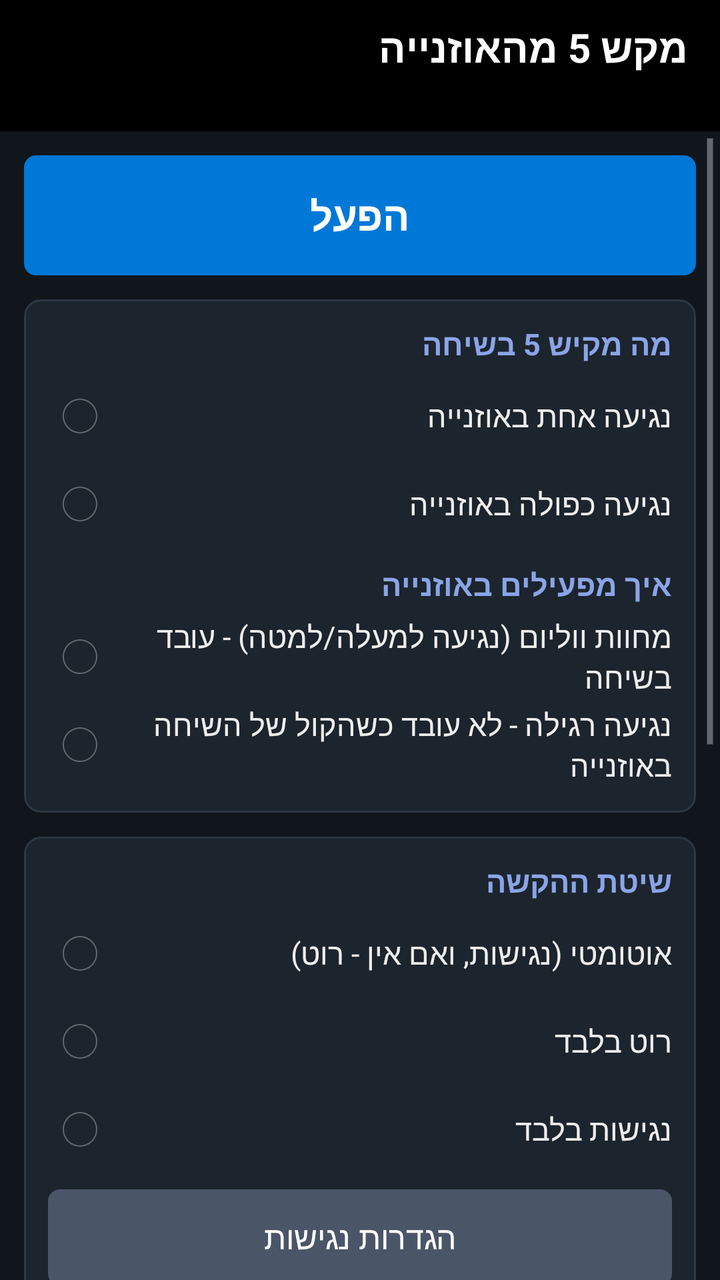
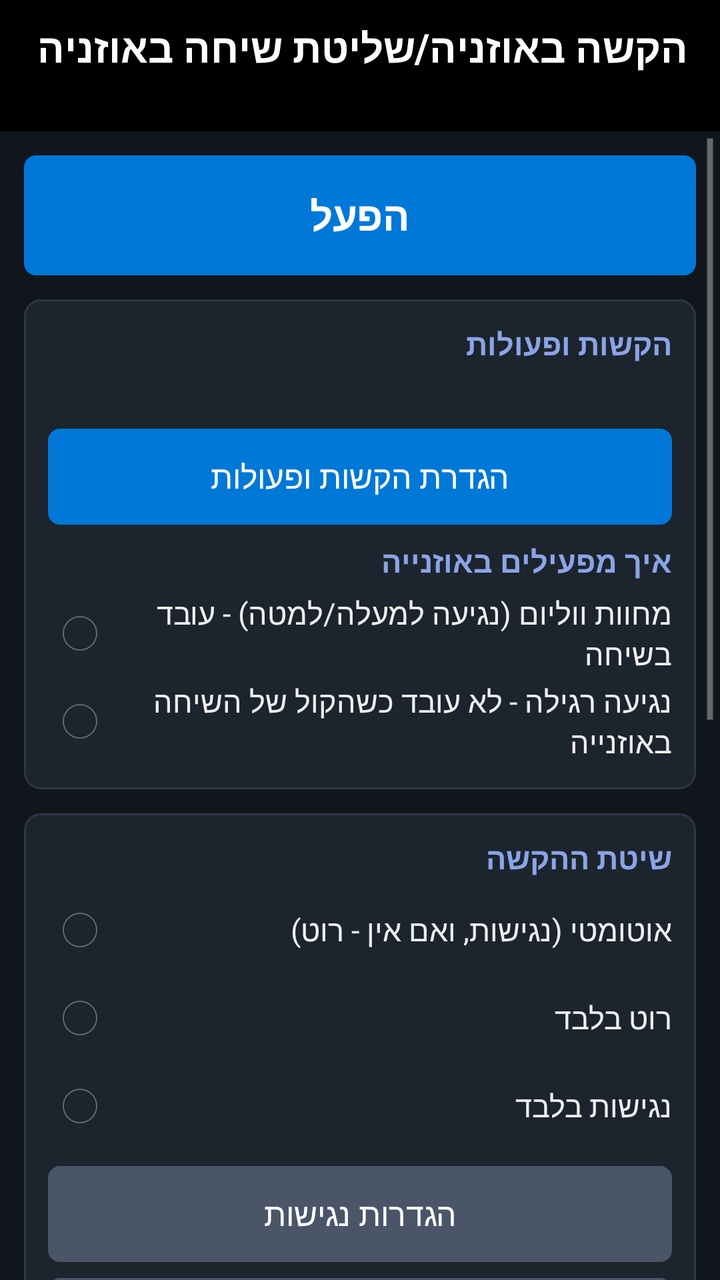

Two renders of the same Android screen: before a commit and after it. Below are the layout's source before the change and the commit's diff.
<!-- AndroidManifest.xml: application theme AppTheme -->
<!-- res/layout/activity_main.xml -->
<?xml version="1.0" encoding="utf-8"?>
<LinearLayout xmlns:android="http://schemas.android.com/apk/res/android"
    android:layout_width="match_parent"
    android:layout_height="match_parent"
    android:background="?attr/p5Bg"
    android:orientation="vertical">

    
    <LinearLayout
        android:layout_width="match_parent"
        android:layout_height="wrap_content"
        android:background="?attr/p5Header"
        android:orientation="vertical"
        android:paddingBottom="10dp"
        android:paddingLeft="16dp"
        android:paddingRight="16dp"
        android:paddingTop="10dp">

        <TextView
            android:layout_width="match_parent"
            android:layout_height="wrap_content"
            android:text="@string/app_name"
            android:textColor="@color/header_text"
            android:textSize="20sp"
            android:textStyle="bold" />

        <TextView
            android:id="@+id/tvStatus"
            android:layout_width="match_parent"
            android:layout_height="wrap_content"
            android:layout_marginTop="2dp"
            android:textColor="#CCFFFFFF"
            android:textSize="12sp" />
    </LinearLayout>

    <ScrollView
        android:layout_width="match_parent"
        android:layout_height="0dp"
        android:layout_weight="1"
        android:fillViewport="true">

        <LinearLayout
            android:layout_width="match_parent"
            android:layout_height="wrap_content"
            android:orientation="vertical"
            android:padding="12dp">

            
            <Button
                android:id="@+id/btnToggle"
                style="@style/ActionButton"
                android:layout_height="60dp"
                android:layout_marginTop="0dp"
                android:text="@string/btn_start"
                android:textSize="20sp"
                android:textStyle="bold">
                <requestFocus />
            </Button>

            
            <LinearLayout
                android:layout_width="match_parent"
                android:layout_height="wrap_content"
                android:layout_marginTop="12dp"
                android:background="?attr/p5Card"
                android:orientation="vertical"
                android:padding="12dp">

                <TextView
                    style="@style/SectionTitle"
                    android:text="@string/taps_title" />

                <RadioGroup
                    android:id="@+id/rgTaps"
                    android:layout_width="match_parent"
                    android:layout_height="wrap_content">

                    <RadioButton
                        android:id="@+id/rbTapsOne"
                        style="@style/OptionRow"
                        android:text="@string/taps_one" />

                    <RadioButton
                        android:id="@+id/rbTapsTwo"
                        style="@style/OptionRow"
                        android:text="@string/taps_two" />
                </RadioGroup>

                <TextView
                    style="@style/SectionTitle"
                    android:layout_marginTop="8dp"
                    android:text="@string/trigger_title" />

                <RadioGroup
                    android:id="@+id/rgTrigger"
                    android:layout_width="match_parent"
                    android:layout_height="wrap_content">

                    <RadioButton
                        android:id="@+id/rbTrigVolume"
                        style="@style/OptionRow"
                        android:text="@string/trigger_volume" />

                    <RadioButton
                        android:id="@+id/rbTrigTap"
                        style="@style/OptionRow"
                        android:text="@string/trigger_tap" />
                </RadioGroup>
            </LinearLayout>

            
            <LinearLayout
                android:layout_width="match_parent"
                android:layout_height="wrap_content"
                android:layout_marginTop="12dp"
                android:background="?attr/p5Card"
                android:orientation="vertical"
                android:padding="12dp">

                <TextView
                    style="@style/SectionTitle"
                    android:text="@string/method_title" />

                <RadioGroup
                    android:id="@+id/rgMethod"
                    android:layout_width="match_parent"
                    android:layout_height="wrap_content">

                    <RadioButton
                        android:id="@+id/rbAuto"
                        style="@style/OptionRow"
                        android:text="@string/method_auto" />

                    <RadioButton
                        android:id="@+id/rbRoot"
                        style="@style/OptionRow"
                        android:text="@string/method_root" />

                    <RadioButton
                        android:id="@+id/rbAccessibility"
                        style="@style/OptionRow"
                        android:text="@string/method_accessibility" />
                </RadioGroup>

                <Button
                    android:id="@+id/btnAccessibility"
                    style="@style/SecondaryButton"
                    android:text="@string/btn_accessibility" />

                <Button
                    android:id="@+id/btnRequestRoot"
                    style="@style/SecondaryButton"
                    android:text="@string/btn_request_root" />
            </LinearLayout>

            
            <LinearLayout
                android:layout_width="match_parent"
                android:layout_height="wrap_content"
                android:layout_marginTop="12dp"
                android:background="?attr/p5Card"
                android:orientation="vertical"
                android:padding="12dp">

                <TextView
                    style="@style/SectionTitle"
                    android:text="@string/options_title" />

                <CheckBox
                    android:id="@+id/cbHideNotif"
                    style="@style/OptionRow"
                    android:text="@string/hide_notification" />

            </LinearLayout>

            
            <LinearLayout
                android:layout_width="match_parent"
                android:layout_height="wrap_content"
                android:layout_marginTop="12dp"
                android:background="?attr/p5Card"
                android:orientation="vertical"
                android:padding="12dp">

                <TextView
                    style="@style/SectionTitle"
                    android:text="@string/log_title" />

                <Button
                    android:id="@+id/btnTestSend"
                    style="@style/SecondaryButton"
                    android:layout_marginTop="0dp"
                    android:text="@string/btn_test_send" />

                <Button
                    android:id="@+id/btnDiagHeadset"
                    style="@style/SecondaryButton"
                    android:text="@string/btn_diag_headset" />

                <LinearLayout
                    android:layout_width="match_parent"
                    android:layout_height="wrap_content"
                    android:orientation="horizontal">

                    <Button
                        android:id="@+id/btnRefreshLog"
                        style="@style/ActionButton"
                        android:layout_width="0dp"
                        android:layout_marginRight="4dp"
                        android:layout_weight="1"
                        android:text="@string/btn_refresh_log" />

                    <Button
                        android:id="@+id/btnClearLog"
                        style="@style/SecondaryButton"
                        android:layout_width="0dp"
                        android:layout_marginLeft="4dp"
                        android:layout_weight="1"
                        android:text="@string/btn_clear_log" />
                </LinearLayout>

                <TextView
                    android:id="@+id/tvLog"
                    android:layout_width="match_parent"
                    android:layout_height="wrap_content"
                    android:layout_marginTop="8dp"
                    android:textColor="?attr/p5TextSecondary"
                    android:textSize="12sp" />
            </LinearLayout>
        </LinearLayout>
    </ScrollView>
</LinearLayout>
<!-- resources referenced by this layout -->
<resources>
  <color name="header_text">#FFFFFFFF</color>
  <string name="app_name">מקש 5 מהאוזנייה</string>
  <string name="btn_accessibility">הגדרות נגישות</string>
  <string name="btn_clear_log">נקה יומן</string>
  <string name="btn_diag_headset">אבחון אוזנייה: האזנה 30 שניות (גם בלי שיחה)</string>
  <string name="btn_refresh_log">רענן יומן</string>
  <string name="btn_request_root">בקש/בדוק הרשאת root (אשר "לצמיתות" בחלון)</string>
  <string name="btn_start">הפעל</string>
  <string name="btn_test_send">בדיקה: הקש 5 בעוד 5 שניות (עבור למסך השיחה)</string>
  <string name="hide_notification">הסתר את ההתראה מסרגל המצב (ככל שהמערכת מאפשרת)</string>
  <string name="log_title">יומן אבחון</string>
  <string name="method_accessibility">נגישות בלבד</string>
  <string name="method_auto">אוטומטי (נגישות, ואם אין - רוט)</string>
  <string name="method_root">רוט בלבד</string>
  <string name="method_title">שיטת ההקשה</string>
  <string name="options_title">אפשרויות</string>
  <string name="taps_one">נגיעה אחת באוזנייה</string>
  <string name="taps_title">מה מקיש 5 בשיחה</string>
  <string name="taps_two">נגיעה כפולה באוזנייה</string>
  <string name="trigger_tap">נגיעה רגילה - לא עובד כשהקול של השיחה באוזנייה</string>
  <string name="trigger_title">איך מפעילים באוזנייה</string>
  <string name="trigger_volume">מחוות ווליום (נגיעה למעלה/למטה) - עובד בשיחה</string>
  <style name="SecondaryButton" parent="ActionButton">
          <item name="android:background">@drawable/btn_secondary</item>
      </style>
  <style name="SectionTitle">
          <item name="android:layout_width">match_parent</item>
          <item name="android:layout_height">wrap_content</item>
          <item name="android:textColor">?attr/p5Accent</item>
          <item name="android:textSize">15sp</item>
          <item name="android:textStyle">bold</item>
          <item name="android:paddingBottom">4dp</item>
      </style>
  <color name="bg_night">#FF11161C</color>
  <color name="header_night">#FF000000</color>
  <color name="accent_blue_light">#FF8AA4E6</color>
  <color name="text_night">#FFEEEEEE</color>
  <color name="text_night_secondary">#FFBDBDBD</color>
  <!-- drawable card_night (drawable) -->
  <?xml version="1.0" encoding="utf-8"?>
  <shape xmlns:android="http://schemas.android.com/apk/res/android">
      <solid android:color="#FF1C242D" />
      <stroke android:width="1dp" android:color="#FF2C3744" />
      <corners android:radius="8dp" />
  </shape>
  <!-- drawable btn_primary_focus (drawable) -->
  <?xml version="1.0" encoding="utf-8"?>
  <shape xmlns:android="http://schemas.android.com/apk/res/android">
      <solid android:color="#FF005A9E" />
      <stroke android:width="3dp" android:color="#FF2E9E5B" />
      <corners android:radius="6dp" />
  </shape>
  <!-- drawable btn_primary_normal (drawable) -->
  <?xml version="1.0" encoding="utf-8"?>
  <shape xmlns:android="http://schemas.android.com/apk/res/android">
      <solid android:color="#FF0078D7" />
      <corners android:radius="6dp" />
  </shape>
  <!-- drawable option_focus (drawable) -->
  <?xml version="1.0" encoding="utf-8"?>
  <shape xmlns:android="http://schemas.android.com/apk/res/android">
      <solid android:color="#33304E9A" />
      <stroke android:width="2dp" android:color="#FF8AA4E6" />
      <corners android:radius="4dp" />
  </shape>
  <!-- drawable btn_secondary_focus (drawable) -->
  <?xml version="1.0" encoding="utf-8"?>
  <shape xmlns:android="http://schemas.android.com/apk/res/android">
      <solid android:color="#FF334155" />
      <stroke android:width="3dp" android:color="#FF8AA4E6" />
      <corners android:radius="6dp" />
  </shape>
  <!-- drawable btn_secondary_normal (drawable) -->
  <?xml version="1.0" encoding="utf-8"?>
  <shape xmlns:android="http://schemas.android.com/apk/res/android">
      <solid android:color="#FF4A5568" />
      <corners android:radius="6dp" />
  </shape>
  <!-- unchanged entries left out for length: 6 -->
</resources>

<!-- the commit's change to res/layout/activity_main.xml (unified diff, before → after) -->
@@ -70,21 +70,17 @@
                     style="@style/SectionTitle"
                     android:text="@string/taps_title" />
 
-                <RadioGroup
-                    android:id="@+id/rgTaps"
-                    android:layout_width="match_parent"
-                    android:layout_height="wrap_content">
-
-                    <RadioButton
-                        android:id="@+id/rbTapsOne"
-                        style="@style/OptionRow"
-                        android:text="@string/taps_one" />
-
-                    <RadioButton
-                        android:id="@+id/rbTapsTwo"
-                        style="@style/OptionRow"
-                        android:text="@string/taps_two" />
-                </RadioGroup>
+                <TextView
+                    android:id="@+id/tvRulesSummary"
+                    android:layout_width="match_parent"
+                    android:layout_height="wrap_content"
+                    android:textColor="?attr/p5Text"
+                    android:textSize="15sp" />
+
+                <Button
+                    android:id="@+id/btnSettings"
+                    style="@style/ActionButton"
+                    android:text="@string/btn_settings" />
 
                 <TextView
                     style="@style/SectionTitle"
@@ -196,6 +192,11 @@
                     android:id="@+id/btnDiagHeadset"
                     style="@style/SecondaryButton"
                     android:text="@string/btn_diag_headset" />
+
+                <Button
+                    android:id="@+id/btnExportLog"
+                    style="@style/SecondaryButton"
+                    android:text="@string/btn_export_log" />
 
                 <LinearLayout
                     android:layout_width="match_parent"
<!-- resource entries referenced after the edit -->
@@ -1,12 +1,14 @@
 <!-- resources referenced by this layout -->
 <resources>
   <color name="header_text">#FFFFFFFF</color>
-  <string name="app_name">מקש 5 מהאוזנייה</string>
+  <string name="app_name">הקשה באוזניה/שליטת שיחה באוזניה</string>
   <string name="btn_accessibility">הגדרות נגישות</string>
   <string name="btn_clear_log">נקה יומן</string>
   <string name="btn_diag_headset">אבחון אוזנייה: האזנה 30 שניות (גם בלי שיחה)</string>
+  <string name="btn_export_log">ייצוא יומן לוגים</string>
   <string name="btn_refresh_log">רענן יומן</string>
   <string name="btn_request_root">בקש/בדוק הרשאת root (אשר "לצמיתות" בחלון)</string>
+  <string name="btn_settings">הגדרת הקשות ופעולות</string>
   <string name="btn_start">הפעל</string>
   <string name="btn_test_send">בדיקה: הקש 5 בעוד 5 שניות (עבור למסך השיחה)</string>
   <string name="hide_notification">הסתר את ההתראה מסרגל המצב (ככל שהמערכת מאפשרת)</string>
@@ -16,9 +18,7 @@
   <string name="method_root">רוט בלבד</string>
   <string name="method_title">שיטת ההקשה</string>
   <string name="options_title">אפשרויות</string>
-  <string name="taps_one">נגיעה אחת באוזנייה</string>
-  <string name="taps_title">מה מקיש 5 בשיחה</string>
-  <string name="taps_two">נגיעה כפולה באוזנייה</string>
+  <string name="taps_title">הקשות ופעולות</string>
   <string name="trigger_tap">נגיעה רגילה - לא עובד כשהקול של השיחה באוזנייה</string>
   <string name="trigger_title">איך מפעילים באוזנייה</string>
   <string name="trigger_volume">מחוות ווליום (נגיעה למעלה/למטה) - עובד בשיחה</string>
